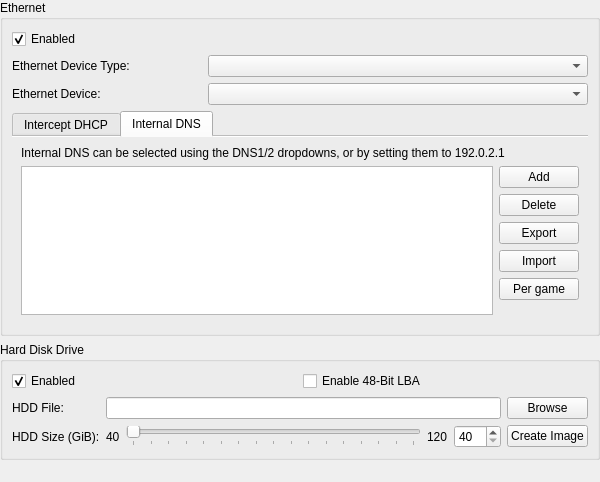
This is pcsx2-qt/Settings/DEV9SettingsWidget.ui in PCSX2/pcsx2 as Qt 5 draws it before an edit. The edited form follows.
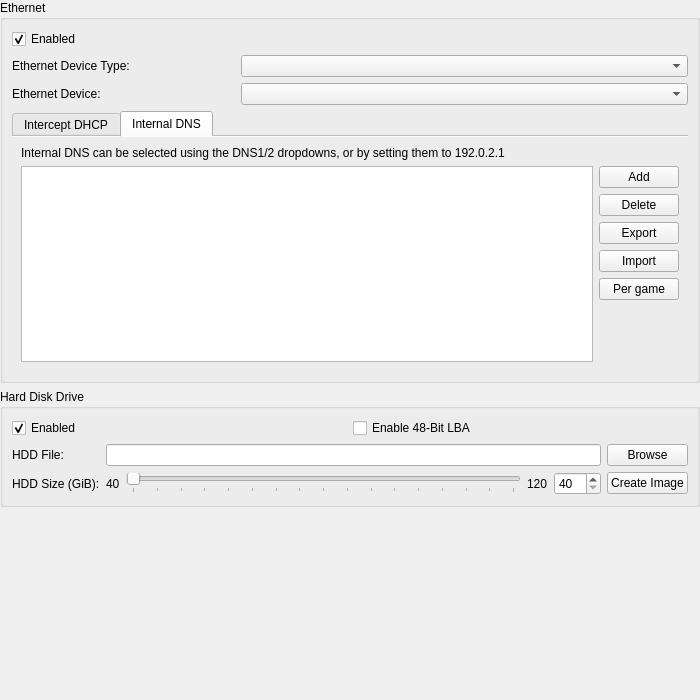
This is the edited form. The open tabs and pages were chosen to show the change.

Commit message: Qt: Fix various settings window layout issues

What changed in the file:
```diff
--- a/pcsx2-qt/Settings/DEV9SettingsWidget.ui
+++ b/pcsx2-qt/Settings/DEV9SettingsWidget.ui
@@ -6,8 +6,8 @@
    <rect>
     <x>0</x>
     <y>0</y>
-    <width>600</width>
-    <height>482</height>
+    <width>700</width>
+    <height>700</height>
    </rect>
   </property>
   <layout class="QVBoxLayout" name="verticalLayout">
@@ -218,7 +218,7 @@
               <property name="sizeHint" stdset="0">
                <size>
                 <width>20</width>
-                <height>40</height>
+                <height>0</height>
                </size>
               </property>
              </spacer>
@@ -387,7 +387,7 @@
      <property name="sizeHint" stdset="0">
       <size>
        <width>20</width>
-       <height>68</height>
+       <height>0</height>
       </size>
      </property>
     </spacer>
```
The commit also changes 31 other files.
